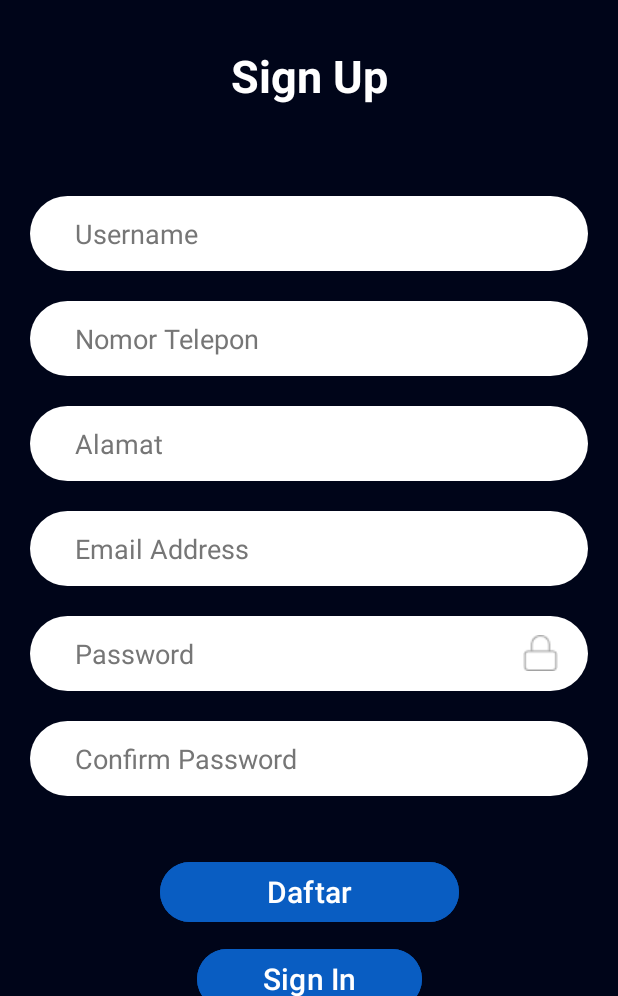
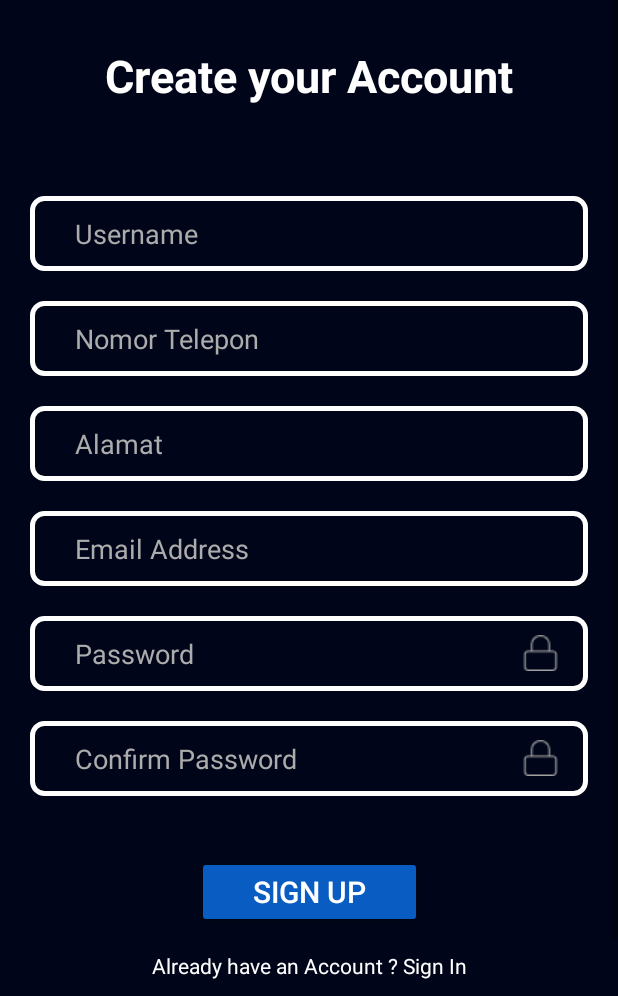
Before and after one commit to MilzamRadifan/project-papb-2024, an Android app: the SignUpActivity screen opened directly, with no data from a screen before it, on a phone screen of 412 x 824 dp, the part 240-1236 px from its top. Run offline under Robolectric (Android 15) with nearby library versions, the phone set to English and light mode, and no system bars; our stand-ins replace Firebase (no records; nobody signed in at launch, a user with empty details on screens opened directly).

Commit message:
[fix] Sing Up and Sign In layout, Search and Sort layout, and wishlist and renting logic.

```diff
--- a/app/src/main/java/com/example/tapetrove/Activity/Authentication/SignInActivity.java
+++ b/app/src/main/java/com/example/tapetrove/Activity/Authentication/SignInActivity.java
@@ -8,6 +8,7 @@ import android.util.Log;
 import android.view.View;
 import android.widget.Button;
 import android.widget.EditText;
+import android.widget.TextView;
 import android.widget.Toast;
 
 import androidx.annotation.NonNull;
@@ -26,6 +27,7 @@ public class SignInActivity extends AppCompatActivity {
 
   private EditText etEmail, etPassword;
   private Button btSignIn, btSignUp;
+  private TextView tvSignUp;
   private FirebaseAuth mAuth;
   private FirebaseDatabase database;
 
@@ -37,7 +39,7 @@ public class SignInActivity extends AppCompatActivity {
     etEmail = findViewById(R.id.etEmail);
     etPassword = findViewById(R.id.etPassword);
     btSignIn = findViewById(R.id.btSignin);
-    btSignUp = findViewById(R.id.btSignUp);
+    tvSignUp = findViewById(R.id.tvSignUp);
 
     mAuth = FirebaseAuth.getInstance();
     database = FirebaseDatabase.getInstance();
@@ -57,7 +59,7 @@ public class SignInActivity extends AppCompatActivity {
       }
     });
 
-    btSignUp.setOnClickListener(new View.OnClickListener() {
+    tvSignUp.setOnClickListener(new View.OnClickListener() {
       @Override
       public void onClick(View v) {
         Intent intent = new Intent(SignInActivity.this, SignUpActivity.class);
--- a/app/src/main/java/com/example/tapetrove/Activity/Authentication/SignUpActivity.java
+++ b/app/src/main/java/com/example/tapetrove/Activity/Authentication/SignUpActivity.java
@@ -8,6 +8,7 @@ import android.util.Log;
 import android.view.View;
 import android.widget.Button;
 import android.widget.EditText;
+import android.widget.TextView;
 import android.widget.Toast;
 
 import androidx.annotation.NonNull;
@@ -24,7 +25,8 @@ import com.google.firebase.database.FirebaseDatabase;
 
 public class SignUpActivity extends AppCompatActivity {
   private EditText etEmail, etPassword, etPassConfirm, etUsername, etAddress, etTelephone;
-  private Button btSignUp, btSignIn;
+  private Button btSignUp;
+  private TextView tvSignIn;
   private String email, password, passwordConfirm, username, address, telephone;
   private FirebaseAuth mAuth;
   private FirebaseDatabase database;
@@ -45,7 +47,7 @@ public class SignUpActivity extends AppCompatActivity {
     etPassConfirm = findViewById(R.id.etPassConfirm);
 
     btSignUp = findViewById(R.id.btSignUp);
-    btSignIn = findViewById(R.id.btSignIn);
+    tvSignIn = findViewById(R.id.tvSignIn);
 
     btSignUp.setOnClickListener(new View.OnClickListener() {
       @Override
@@ -72,7 +74,7 @@ public class SignUpActivity extends AppCompatActivity {
       }
     });
 
-    btSignIn.setOnClickListener(new View.OnClickListener() {
+    tvSignIn.setOnClickListener(new View.OnClickListener() {
       @Override
       public void onClick(View v) {
         Intent intent = new Intent(SignUpActivity.this, SignInActivity.class);
--- a/app/src/main/res/drawable/bg_edittext.xml
+++ b/app/src/main/res/drawable/bg_edittext.xml
@@ -1,8 +1,11 @@
 <?xml version="1.0" encoding="utf-8"?>
-<shape xmlns:android="http://schemas.android.com/apk/res/android"
+<shape
+    xmlns:android="http://schemas.android.com/apk/res/android"
     android:shape="rectangle">
-    <stroke android:width="1dp"
+
+    <stroke android:width="3dp"
     android:color="@android:color/white" />
+
     <padding android:left="10dp" android:right="10dp" />
     <solid android:color="@android:color/transparent" />
     <corners android:radius="8dp" />
--- a/app/src/main/res/drawable/bg_round_white.xml
+++ b/app/src/main/res/drawable/bg_round_white.xml
@@ -1,9 +1,18 @@
 <?xml version="1.0" encoding="utf-8"?>
-<selector xmlns:android="http://schemas.android.com/apk/res/android">
-    <item>
-        <shape>
-            <solid android:color="@color/white" />
-            <corners android:radius="1999dp" />
-        </shape>
-    </item>
-</selector>
+<shape
+    xmlns:android="http://schemas.android.com/apk/res/android"
+    android:shape="rectangle">
+
+    <padding
+        android:left="10dp"
+        android:right="10dp"/>
+
+    <solid
+        android:color="@color/white"
+        />
+
+    <corners
+        android:radius="8dp"
+        />
+
+</shape>
--- a/app/src/main/res/layout/activity_sign_up.xml
+++ b/app/src/main/res/layout/activity_sign_up.xml
@@ -1,12 +1,16 @@
-<?xml version="1.0" encoding="utf-8"?>
-<androidx.constraintlayout.widget.ConstraintLayout xmlns:android="http://schemas.android.com/apk/res/android"
+<ScrollView
+    xmlns:android="http://schemas.android.com/apk/res/android"
     xmlns:app="http://schemas.android.com/apk/res-auto"
     xmlns:tools="http://schemas.android.com/tools"
-    android:id="@+id/main"
     android:layout_width="match_parent"
     android:layout_height="match_parent"
     android:background="#000519"
     tools:context=".Activity.Authentication.SignUpActivity">
+
+    <androidx.constraintlayout.widget.ConstraintLayout
+        android:id="@+id/main"
+        android:layout_width="match_parent"
+        android:layout_height="0dp">
 
         <ImageView
             android:id="@+id/imageView"
@@ -24,7 +28,7 @@
             android:layout_height="wrap_content"
             android:layout_marginTop="30dp"
             android:gravity="center"
-        android:text="Sign Up"
+            android:text="Create your Account"
             android:textColor="#FFFFFF"
             android:textSize="30sp"
             android:textStyle="bold"
@@ -48,106 +52,109 @@
                 android:layout_width="match_parent"
                 android:layout_height="50dp"
                 android:layout_marginTop="20dp"
-            android:background="@drawable/bg_round_white"
+                android:background="@drawable/bg_edittext"
                 android:hint="Username"
                 android:inputType="text"
                 android:paddingLeft="30dp"
                 android:paddingRight="20dp"
-            android:textColor="@color/black"
-            android:textColorHint="#767676" />
+                android:textColor="@color/white"
+                android:textColorHint="#ACACAC" />
 
             <EditText
                 android:id="@+id/etTelephone"
                 android:layout_width="match_parent"
                 android:layout_height="50dp"
                 android:layout_marginTop="20dp"
-            android:background="@drawable/bg_round_white"
+                android:background="@drawable/bg_edittext"
                 android:hint="Nomor Telepon"
                 android:inputType="text|phone"
                 android:paddingLeft="30dp"
                 android:paddingRight="20dp"
-            android:textColor="@color/black"
-            android:textColorHint="#767676" />
+                android:textColor="@color/white"
+                android:textColorHint="#ACACAC" />
 
             <EditText
                 android:id="@+id/etAddress"
                 android:layout_width="match_parent"
                 android:layout_height="50dp"
                 android:layout_marginTop="20dp"
-            android:background="@drawable/bg_round_white"
+                android:background="@drawable/bg_edittext"
                 android:hint="Alamat"
                 android:inputType="text"
                 android:paddingLeft="30dp"
                 android:paddingRight="20dp"
-            android:textColor="@color/black"
-            android:textColorHint="#767676" />
+                android:textColor="@color/white"
+                android:textColorHint="#ACACAC" />
 
             <EditText
                 android:id="@+id/etEmail"
                 android:layout_width="match_parent"
                 android:layout_height="50dp"
                 android:layout_marginTop="20dp"
-            android:background="@drawable/bg_round_white"
+                android:background="@drawable/bg_edittext"
                 android:hint="Email Address"
                 android:inputType="textEmailAddress"
                 android:paddingLeft="30dp"
                 android:paddingRight="20dp"
-            android:textColor="#000000"
-            android:textColorHint="#767676" />
+                android:textColor="@color/white"
+                android:textColorHint="#ACACAC" />
 
             <EditText
                 android:id="@+id/etPassword"
                 android:layout_width="match_parent"
                 android:layout_height="50dp"
                 android:layout_marginTop="20dp"
-            android:background="@drawable/bg_button_white"
+                android:background="@drawable/bg_edittext"
                 android:drawableRight="@drawable/lock"
                 android:hint="Password"
                 android:inputType="textPassword"
                 android:paddingLeft="30dp"
                 android:paddingRight="20dp"
-            android:textColor="#000000"
-            android:textColorHint="#767676" />
+                android:textColor="@color/white"
+                android:textColorHint="#ACACAC" />
 
             <EditText
                 android:id="@+id/etPassConfirm"
                 android:layout_width="match_parent"
                 android:layout_height="50dp"
                 android:layout_marginTop="20dp"
-            android:background="@drawable/bg_button_white"
+                android:background="@drawable/bg_edittext"
+                android:drawableRight="@drawable/lock"
                 android:hint="Confirm Password"
                 android:inputType="textPassword"
                 android:paddingLeft="30dp"
                 android:paddingRight="20dp"
-            android:textColor="#000000"
-            android:textColorHint="#767676" />
+                android:textColor="@color/white"
+                android:textColorHint="#ACACAC" />
         </LinearLayout>
 
         <Button
             android:id="@+id/btSignUp"
-        android:layout_width="199dp"
+            android:layout_width="150dp"
             android:layout_height="wrap_content"
             android:layout_marginTop="20dp"
             android:backgroundTint="#095DC2"
             android:clickable="true"
-        android:text="Daftar"
+            android:text="Sign Up"
             android:textColor="#FFFFFF"
             android:textSize="20sp"
             app:layout_constraintEnd_toEndOf="parent"
             app:layout_constraintStart_toStartOf="parent"
             app:layout_constraintTop_toBottomOf="@+id/content" />
 
-    <Button
-        android:id="@+id/btSignIn"
-        android:layout_width="150dp"
-        android:layout_height="wrap_content"
-        android:layout_marginTop="10dp"
-        android:backgroundTint="#095DC2"
+
+        <TextView
+            android:id="@+id/tvSignIn"
+            android:layout_width="wrap_content"
+            android:layout_height="30dp"
+            android:layout_marginTop="15dp"
+            android:layout_marginBottom="40dp"
             android:clickable="true"
-        android:text="Sign In"
+            android:text="Already have an Account ? Sign In"
             android:textColor="#FFFFFF"
-        android:textSize="20sp"
+            app:layout_constraintBottom_toBottomOf="parent"
             app:layout_constraintEnd_toEndOf="@+id/btSignUp"
             app:layout_constraintStart_toStartOf="@+id/btSignUp"
             app:layout_constraintTop_toBottomOf="@+id/btSignUp" />
     </androidx.constraintlayout.widget.ConstraintLayout>
+</ScrollView>
--- a/app/src/main/res/layout/fragment_change_password.xml
+++ b/app/src/main/res/layout/fragment_change_password.xml
@@ -72,7 +72,7 @@
         android:layout_width="100dp"
         android:layout_height="wrap_content"
         android:layout_marginLeft="160dp"
-        android:layout_marginTop="350dp"
+        android:layout_marginTop="430dp"
         android:backgroundTint="#095DC2"
         android:clickable="true"
         android:background="@drawable/bg_button_white"
--- a/app/src/main/res/layout/fragment_edit_profile.xml
+++ b/app/src/main/res/layout/fragment_edit_profile.xml
@@ -6,10 +6,9 @@
     xmlns:app="http://schemas.android.com/apk/res-auto"
     tools:context=".Activity.Profile.EditProfileFragment"
     android:background="#000519"
-    android:id="@+id/frame_Layout2">
+    android:id="@+id/frame_Layout3">
 
     <TextView
-        android:id="@+id/signup"
         android:layout_width="wrap_content"
         android:layout_height="wrap_content"
         android:layout_marginTop="80dp"
--- a/app/src/main/res/layout/fragment_sort.xml
+++ b/app/src/main/res/layout/fragment_sort.xml
@@ -12,7 +12,7 @@
     <Spinner
         android:id="@+id/spinSorting"
         android:layout_width="370dp"
-        android:layout_height="30dp"
+        android:layout_height="35dp"
         android:layout_marginStart="20dp"
         android:layout_marginTop="20dp"
         android:layout_marginEnd="20dp"
@@ -26,6 +26,7 @@
         android:layout_width="match_parent"
         android:layout_height="0dp"
         android:layout_marginTop="15dp"
+        app:layout_constraintBottom_toBottomOf="parent"
         app:layout_constraintEnd_toEndOf="parent"
         app:layout_constraintStart_toStartOf="parent"
         app:layout_constraintTop_toBottomOf="@+id/spinSorting">
@@ -33,7 +34,7 @@
         <androidx.recyclerview.widget.RecyclerView
             android:id="@+id/rvSearch"
             android:layout_width="match_parent"
-            android:layout_height="wrap_content"
+            android:layout_height="match_parent"
             android:clickable="true"
             android:focusable="true" />
 
--- a/app/src/main/res/values/themes.xml
+++ b/app/src/main/res/values/themes.xml
@@ -1,6 +1,6 @@
 <resources xmlns:tools="http://schemas.android.com/tools">
     <!-- Base application theme. -->
-    <style name="Base.Theme.TapeTrove" parent="Theme.Material3.DayNight.NoActionBar">
+    <style name="Base.Theme.TapeTrove" parent="Theme.AppCompat.DayNight.NoActionBar">
         <!-- Customize your light theme here. -->
         <!-- <item name="colorPrimary">@color/my_light_primary</item> -->
         <item name="android:statusBarColor">#000519</item>
```
Also changed, not shown: app/src/main/AndroidManifest.xml (+6 -14 lines), app/src/main/java/com/example/tapetrove/Activity/Home/PeminjamanFragment.java (+73 -2 lines), app/src/main/res/layout/activity_search.xml (+3 -4 lines), app/src/main/res/layout/activity_sign_in.xml (+43 -34 lines), app/src/main/res/layout/fragment_search.xml (+5 -3 lines). Lines whose indentation alone changed are shown as unchanged.
